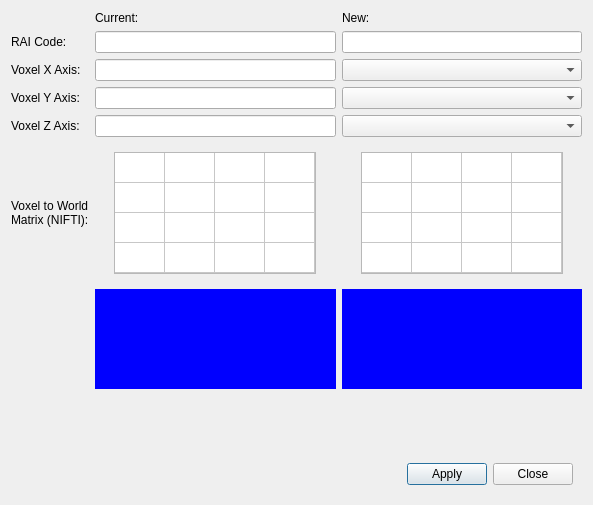
This is GUI/Qt/Windows/ReorientImageDialog.ui in pyushkevich/itksnap as Qt 5 draws it before an edit. The edited form follows.
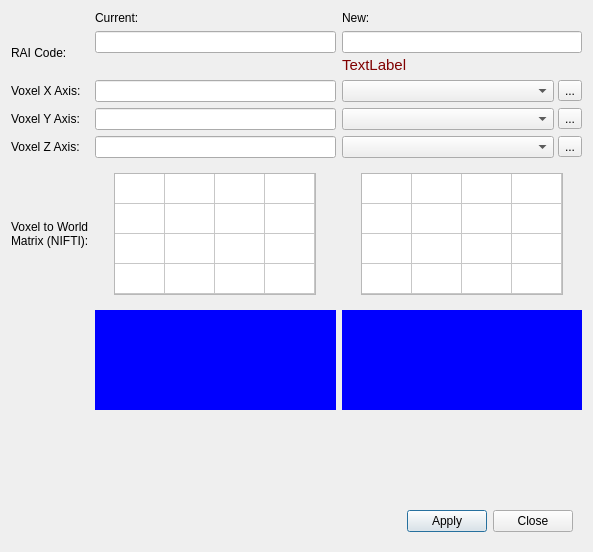
This is the edited form. Icons and pictures are not drawn.

Commit message: Added several features to the reorient dialog

```diff
--- a/GUI/Qt/Windows/ReorientImageDialog.ui
+++ b/GUI/Qt/Windows/ReorientImageDialog.ui
@@ -7,7 +7,7 @@
     <x>0</x>
     <y>0</y>
     <width>593</width>
-    <height>505</height>
+    <height>552</height>
    </rect>
   </property>
   <property name="windowTitle">
@@ -16,79 +16,35 @@
   <layout class="QVBoxLayout" name="verticalLayout">
    <item>
     <layout class="QGridLayout" name="gridLayout">
-     <item row="2" column="0">
-      <widget class="QLabel" name="label_2">
-       <property name="text">
-        <string>Voxel X Axis:</string>
+     <item row="7" column="2">
+      <widget class="QWidget" name="iconNew" native="true">
+       <property name="styleSheet">
+        <string notr="true">background:blue;</string>
        </property>
       </widget>
      </item>
-     <item row="2" column="2">
-      <widget class="QComboBox" name="inNewAxisDirX"/>
-     </item>
-     <item row="1" column="0">
-      <widget class="QLabel" name="label">
-       <property name="text">
-        <string>RAI Code:</string>
-       </property>
-      </widget>
-     </item>
-     <item row="2" column="1">
-      <widget class="QLineEdit" name="outCurrentAxisDirX">
-       <property name="readOnly">
-        <bool>true</bool>
-       </property>
-      </widget>
-     </item>
-     <item row="3" column="0">
+     <item row="4" column="0">
       <widget class="QLabel" name="label_3">
        <property name="text">
         <string>Voxel Y Axis:</string>
        </property>
       </widget>
      </item>
-     <item row="4" column="0">
+     <item row="5" column="0">
       <widget class="QLabel" name="label_4">
        <property name="text">
         <string>Voxel Z Axis:</string>
        </property>
       </widget>
      </item>
-     <item row="4" column="1">
-      <widget class="QLineEdit" name="outCurrentAxisDirZ">
-       <property name="readOnly">
-        <bool>true</bool>
-       </property>
-      </widget>
-     </item>
-     <item row="4" column="2">
-      <widget class="QComboBox" name="inNewAxisDirZ"/>
-     </item>
-     <item row="5" column="0">
-      <widget class="QLabel" name="label_5">
+     <item row="1" column="0">
+      <widget class="QLabel" name="label">
        <property name="text">
-        <string>&lt;html&gt;&lt;head/&gt;&lt;body&gt;&lt;p&gt;Voxel to World &lt;br/&gt;Matrix (NIFTI):&lt;/p&gt;&lt;/body&gt;&lt;/html&gt;</string>
+        <string>RAI Code:</string>
        </property>
       </widget>
      </item>
-     <item row="1" column="2">
-      <widget class="QLineEdit" name="inNewRAI"/>
-     </item>
-     <item row="1" column="1">
-      <widget class="QLineEdit" name="outCurrentRAI">
-       <property name="readOnly">
-        <bool>true</bool>
-       </property>
-      </widget>
-     </item>
-     <item row="3" column="1">
-      <widget class="QLineEdit" name="outCurrentAxisDirY">
-       <property name="readOnly">
-        <bool>true</bool>
-       </property>
-      </widget>
-     </item>
-     <item row="6" column="1">
+     <item row="7" column="1">
       <widget class="QWidget" name="iconCurrent" native="true">
        <property name="minimumSize">
         <size>
@@ -101,17 +57,21 @@
        </property>
       </widget>
      </item>
-     <item row="3" column="2">
-      <widget class="QComboBox" name="inNewAxisDirY"/>
+     <item row="6" column="0">
+      <widget class="QLabel" name="label_5">
+       <property name="text">
+        <string>&lt;html&gt;&lt;head/&gt;&lt;body&gt;&lt;p&gt;Voxel to World &lt;br/&gt;Matrix (NIFTI):&lt;/p&gt;&lt;/body&gt;&lt;/html&gt;</string>
+       </property>
+      </widget>
      </item>
-     <item row="6" column="2">
-      <widget class="QWidget" name="iconNew" native="true">
-       <property name="styleSheet">
-        <string notr="true">background:blue;</string>
+     <item row="3" column="0">
+      <widget class="QLabel" name="label_2">
+       <property name="text">
+        <string>Voxel X Axis:</string>
        </property>
       </widget>
      </item>
-     <item row="5" column="1">
+     <item row="6" column="1">
       <widget class="QWidget" name="widget_3" native="true">
        <layout class="QHBoxLayout" name="horizontalLayout_3">
         <item>
@@ -188,7 +148,7 @@
        </layout>
       </widget>
      </item>
-     <item row="5" column="2">
+     <item row="6" column="2">
       <widget class="QWidget" name="widget_2" native="true">
        <layout class="QHBoxLayout" name="horizontalLayout_2">
         <item>
@@ -279,6 +239,194 @@
        </property>
       </widget>
      </item>
+     <item row="1" column="2">
+      <widget class="QWidget" name="widget_4" native="true">
+       <layout class="QVBoxLayout" name="verticalLayout_2">
+        <property name="spacing">
+         <number>3</number>
+        </property>
+        <property name="margin">
+         <number>0</number>
+        </property>
+        <item>
+         <widget class="QLineEdit" name="inNewRAI">
+          <property name="maxLength">
+           <number>3</number>
+          </property>
+         </widget>
+        </item>
+        <item>
+         <widget class="QLabel" name="outInvalidStatus">
+          <property name="styleSheet">
+           <string notr="true">color:rgb(128, 0, 0);
+font: 11pt;</string>
+          </property>
+          <property name="text">
+           <string>TextLabel</string>
+          </property>
+         </widget>
+        </item>
+       </layout>
+      </widget>
+     </item>
+     <item row="1" column="1">
+      <widget class="QWidget" name="widget_5" native="true">
+       <layout class="QVBoxLayout" name="verticalLayout_3">
+        <property name="spacing">
+         <number>0</number>
+        </property>
+        <property name="margin">
+         <number>0</number>
+        </property>
+        <item>
+         <widget class="QLineEdit" name="outCurrentRAI">
+          <property name="readOnly">
+           <bool>true</bool>
+          </property>
+         </widget>
+        </item>
+        <item>
+         <spacer name="verticalSpacer_2">
+          <property name="orientation">
+           <enum>Qt::Vertical</enum>
+          </property>
+          <property name="sizeHint" stdset="0">
+           <size>
+            <width>20</width>
+            <height>0</height>
+           </size>
+          </property>
+         </spacer>
+        </item>
+       </layout>
+      </widget>
+     </item>
+     <item row="4" column="2">
+      <widget class="QWidget" name="widget_7" native="true">
+       <layout class="QHBoxLayout" name="horizontalLayout_5">
+        <property name="spacing">
+         <number>4</number>
+        </property>
+        <property name="margin">
+         <number>0</number>
+        </property>
+        <item>
+         <widget class="QComboBox" name="inNewAxisDirY"/>
+        </item>
+        <item>
+         <widget class="QToolButton" name="btnReverseY">
+          <property name="toolTip">
+           <string>Reverse the direction of the axis</string>
+          </property>
+          <property name="text">
+           <string>...</string>
+          </property>
+          <property name="icon">
+           <iconset resource="../Resources/SNAPResources.qrc">
+            <normaloff>:/root/revertaxis_16.png</normaloff>:/root/revertaxis_16.png</iconset>
+          </property>
+          <property name="iconSize">
+           <size>
+            <width>16</width>
+            <height>16</height>
+           </size>
+          </property>
+         </widget>
+        </item>
+       </layout>
+      </widget>
+     </item>
+     <item row="4" column="1">
+      <widget class="QLineEdit" name="outCurrentAxisDirY">
+       <property name="readOnly">
+        <bool>true</bool>
+       </property>
+      </widget>
+     </item>
+     <item row="5" column="2">
+      <widget class="QWidget" name="widget_8" native="true">
+       <layout class="QHBoxLayout" name="horizontalLayout_6">
+        <property name="spacing">
+         <number>4</number>
+        </property>
+        <property name="margin">
+         <number>0</number>
+        </property>
+        <item>
+         <widget class="QComboBox" name="inNewAxisDirZ"/>
+        </item>
+        <item>
+         <widget class="QToolButton" name="btnReverseZ">
+          <property name="toolTip">
+           <string>Reverse the direction of the axis</string>
+          </property>
+          <property name="text">
+           <string>...</string>
+          </property>
+          <property name="icon">
+           <iconset resource="../Resources/SNAPResources.qrc">
+            <normaloff>:/root/revertaxis_16.png</normaloff>:/root/revertaxis_16.png</iconset>
+          </property>
+          <property name="iconSize">
+           <size>
+            <width>16</width>
+            <height>16</height>
+           </size>
+          </property>
+         </widget>
+        </item>
+       </layout>
+      </widget>
+     </item>
+     <item row="3" column="2">
+      <widget class="QWidget" name="widget_6" native="true">
+       <layout class="QHBoxLayout" name="horizontalLayout_4">
+        <property name="spacing">
+         <number>4</number>
+        </property>
+        <property name="margin">
+         <number>0</number>
+        </property>
+        <item>
+         <widget class="QComboBox" name="inNewAxisDirX"/>
+        </item>
+        <item>
+         <widget class="QToolButton" name="btnReverseX">
+          <property name="toolTip">
+           <string>Reverse the direction of the axis</string>
+          </property>
+          <property name="text">
+           <string>...</string>
+          </property>
+          <property name="icon">
+           <iconset resource="../Resources/SNAPResources.qrc">
+            <normaloff>:/root/revertaxis_16.png</normaloff>:/root/revertaxis_16.png</iconset>
+          </property>
+          <property name="iconSize">
+           <size>
+            <width>16</width>
+            <height>16</height>
+           </size>
+          </property>
+         </widget>
+        </item>
+       </layout>
+      </widget>
+     </item>
+     <item row="5" column="1">
+      <widget class="QLineEdit" name="outCurrentAxisDirZ">
+       <property name="readOnly">
+        <bool>true</bool>
+       </property>
+      </widget>
+     </item>
+     <item row="3" column="1">
+      <widget class="QLineEdit" name="outCurrentAxisDirX">
+       <property name="readOnly">
+        <bool>true</bool>
+       </property>
+      </widget>
+     </item>
     </layout>
    </item>
    <item>
```
Left out of the diff: 4 changed lines with no effect on the pictures. The commit also changes 15 other files.
